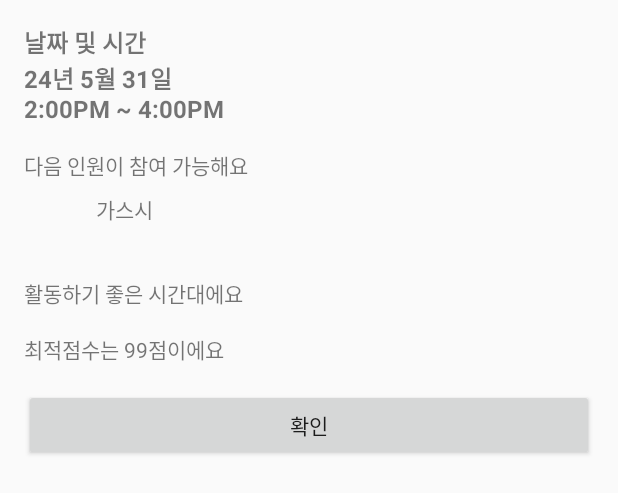
After one commit to NoNextYear/Android, an Android app built with Jetpack Compose: the layout dialog_schedule_detail.xml on its own in the app's theme, with its tools: preview values and no code run, on a phone screen of 412 x 824 dp. The commit adds this screen. Shown: the top 493 px of the screen. Run offline under Robolectric (Android 15) with nearby library versions, the phone set to English and light mode, and no system bars.

Commit message:
feat : MakeSchedule 작성

```diff
--- /dev/null
+++ b/app/src/main/res/drawable/dialog_background.xml
@@ -0,0 +1,4 @@
+<shape xmlns:android="http://schemas.android.com/apk/res/android">
+    <solid android:color="@android:color/white"/>
+    <corners android:radius="17dp"/>
+</shape>
--- /dev/null
+++ b/app/src/main/res/layout/dialog_schedule_detail.xml
@@ -0,0 +1,60 @@
+<LinearLayout xmlns:android="http://schemas.android.com/apk/res/android"
+    android:layout_width="match_parent"
+    android:layout_height="match_parent"
+    android:orientation="vertical"
+    android:padding="16dp">
+
+    <TextView
+        android:id="@+id/detail_date_time"
+        android:layout_width="wrap_content"
+        android:layout_height="wrap_content"
+        android:text="날짜 및 시간\n24년 5월 31일\n2:00PM ~ 4:00PM"
+        android:textStyle="bold"
+        android:textSize="16sp"
+        android:paddingBottom="16dp"/>
+
+    <TextView
+        android:id="@+id/participants"
+        android:layout_width="wrap_content"
+        android:layout_height="wrap_content"
+        android:text="다음 인원이 참여 가능해요"
+        android:paddingBottom="8dp"/>
+
+    <LinearLayout
+        android:layout_width="match_parent"
+        android:layout_height="wrap_content"
+        android:orientation="horizontal"
+        android:paddingBottom="16dp">
+
+        <!-- Placeholder for participant images and names -->
+        <!-- Repeat for each participant -->
+        <ImageView
+            android:layout_width="40dp"
+            android:layout_height="40dp"
+            />
+
+        <TextView
+            android:layout_width="wrap_content"
+            android:layout_height="wrap_content"
+            android:text="가스시"
+            android:paddingLeft="8dp"/>
+    </LinearLayout>
+
+    <TextView
+        android:layout_width="wrap_content"
+        android:layout_height="wrap_content"
+        android:text="활동하기 좋은 시간대에요"
+        android:paddingBottom="16dp"/>
+
+    <TextView
+        android:layout_width="wrap_content"
+        android:layout_height="wrap_content"
+        android:text="최적점수는 99점이에요"
+        android:paddingBottom="16dp"/>
+
+    <Button
+        android:id="@+id/btn_confirm"
+        android:layout_width="match_parent"
+        android:layout_height="wrap_content"
+        android:text="확인"/>
+</LinearLayout>
--- a/app/src/main/res/values/themes.xml
+++ b/app/src/main/res/values/themes.xml
@@ -1,5 +1,5 @@
 <?xml version="1.0" encoding="utf-8"?>
 <resources>
 
-    <style name="Theme.MyApplication" parent="Theme.MaterialComponents.Light.NoActionBar" />
+    <style name="Theme.MyApplication" parent="Theme.AppCompat.Light" />
 </resources>
```
Also changed, not shown: app/src/main/res/drawable/button_background.xml (added, +15 -0 lines), app/src/main/res/drawable/button_cancel.xml (added, +14 -0 lines), app/src/main/res/drawable/ic_back.xml (added, +9 -0 lines), app/src/main/res/drawable/ic_crown.xml (added, +13 -0 lines), app/src/main/res/drawable/schedule_option_background.xml (added, +7 -0 lines), app/src/main/res/layout/dialog_delete_confirmation.xml (added, +53 -0 lines), app/src/main/res/layout/dialog_delete_success.xml (added, +19 -0 lines), app/src/main/res/layout/fragment_makeschedule_6.xml (added, +129 -0 lines), app/src/main/res/layout/item_schedule_option.xml (added, +65 -0 lines).
